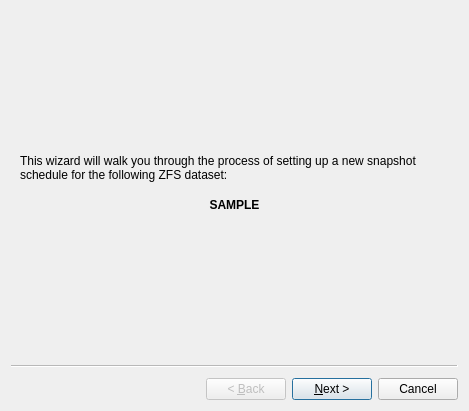
This is src-qt4/life-preserver/lp-gui/LPWizard.ui in trueos/pcbsd as Qt 5 draws it before an edit. The edited form follows.
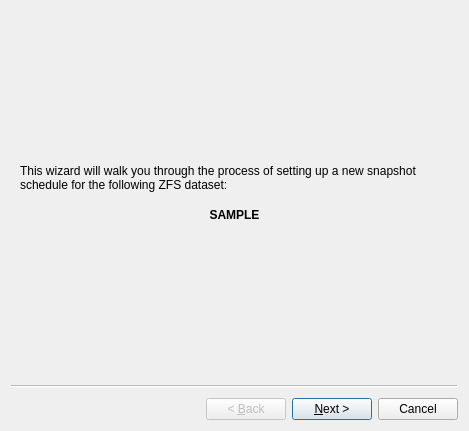
This is the edited form. Icons and pictures are not drawn.

Commit message: Add manual replication to Life-Preserver wizard as well

What changed in the file:
```diff
--- a/src-qt4/life-preserver/lp-gui/LPWizard.ui
+++ b/src-qt4/life-preserver/lp-gui/LPWizard.ui
@@ -10,7 +10,7 @@
     <x>0</x>
     <y>0</y>
     <width>469</width>
-    <height>411</height>
+    <height>431</height>
    </rect>
   </property>
   <property name="windowTitle">
```
Left out of the diff: 5 changed lines with no effect on the pictures. The commit also changes 1 other file.
